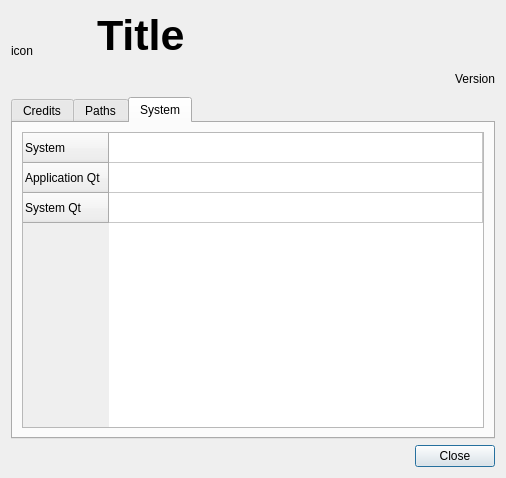
The window that src/ui/dialogs/about_dialog.ui (mbasaglia/glaxnimate) describes before a commit, drawn with Qt 5.
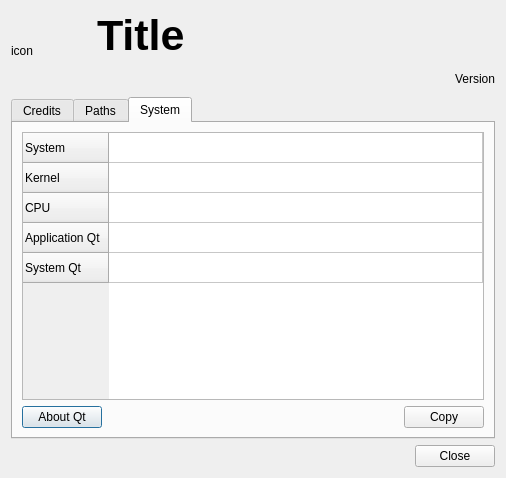
The same window after the commit. The open tabs and pages were chosen to show the change. Icons and pictures are not drawn.

Commit message: Expand about system

The edit to the form file:
```diff
--- a/src/ui/dialogs/about_dialog.ui
+++ b/src/ui/dialogs/about_dialog.ui
@@ -316,6 +316,16 @@
            <string>System</string>
           </property>
          </row>
+         <row>
+          <property name="text">
+           <string>Kernel</string>
+          </property>
+         </row>
+         <row>
+          <property name="text">
+           <string>CPU</string>
+          </property>
+         </row>
          <row>
           <property name="text">
            <string>Application Qt</string>
@@ -333,6 +343,43 @@
          </column>
         </widget>
        </item>
+       <item>
+        <layout class="QHBoxLayout" name="horizontalLayout_4">
+         <item>
+          <widget class="QPushButton" name="pushButton_2">
+           <property name="text">
+            <string>About Qt</string>
+           </property>
+           <property name="icon">
+            <iconset theme="qtcreator"/>
+           </property>
+          </widget>
+         </item>
+         <item>
+          <spacer name="horizontalSpacer">
+           <property name="orientation">
+            <enum>Qt::Horizontal</enum>
+           </property>
+           <property name="sizeHint" stdset="0">
+            <size>
+             <width>40</width>
+             <height>20</height>
+            </size>
+           </property>
+          </spacer>
+         </item>
+         <item>
+          <widget class="QPushButton" name="pushButton">
+           <property name="text">
+            <string>Copy</string>
+           </property>
+           <property name="icon">
+            <iconset theme="edit-copy"/>
+           </property>
+          </widget>
+         </item>
+        </layout>
+       </item>
       </layout>
      </widget>
     </widget>
```
Left out of the diff: 48 changed lines with no effect on the pictures. The commit also changes 2 other files.
